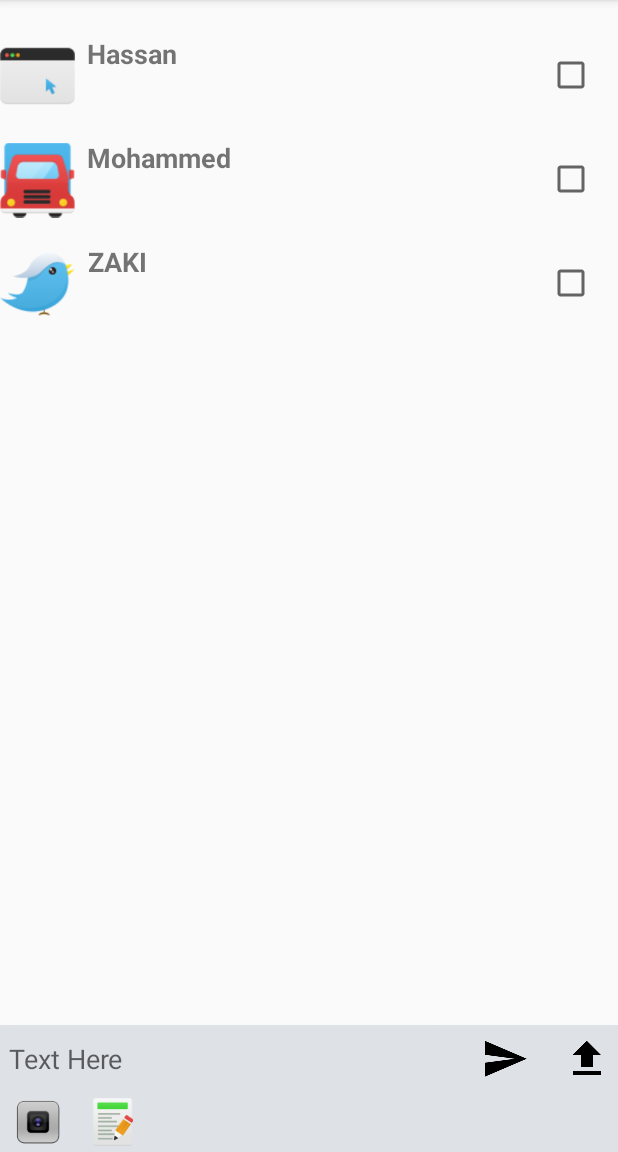
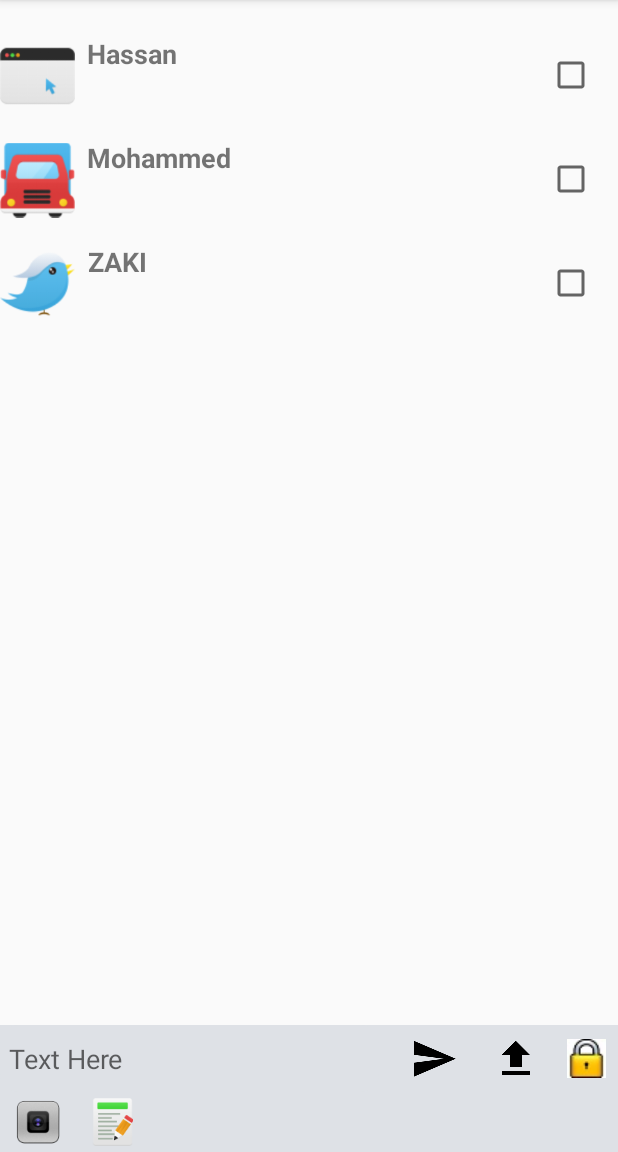
Before and after one commit to abdrn1/ClassRoomTeacher, an Android app: the fragment ActiveUsersFragment placed in its activity, on a phone screen of 412 x 824 dp, the part 84-1236 px from its top. Run offline under Robolectric (Android 15) with nearby library versions, the phone set to English and light mode, and no system bars; 1 statement that could not run was skipped.

Commit message:
Lock functionality added. Click lock icon to lock. Click lock icon again to unlock

```diff
--- a/app/src/main/java/com/abd/classroom1/MainActivity.java
+++ b/app/src/main/java/com/abd/classroom1/MainActivity.java
@@ -157,6 +157,8 @@ public class MainActivity extends AppCompatActivity
         kryo.register(TextMeesage.class);
         kryo.register(SimpleTextMessage.class);
         kryo.register(FileChunkMessageV2.class);
+        kryo.register(LockMessage.class);
+
     }
 
     public boolean openConnection() throws Exception {
--- a/app/src/main/java/com/abd/classroom1/SendUtil.java
+++ b/app/src/main/java/com/abd/classroom1/SendUtil.java
@@ -30,4 +30,5 @@ public class SendUtil {
         Log.d("INFO", "Start Thread");
     }
 
+
 }
--- a/app/src/main/res/layout/fragment_active_users.xml
+++ b/app/src/main/res/layout/fragment_active_users.xml
@@ -65,7 +65,17 @@
             android:textColor="@color/white"
              />
 
-
+        <ImageButton
+            android:id="@+id/btnLock"
+            android:layout_width="42dp"
+            android:layout_height="fill_parent"
+            android:layout_gravity="right"
+            android:layout_marginLeft="5dp"
+            android:layout_marginStart="5dp"
+            android:background="@drawable/circle_shape"
+            android:src="@drawable/lock"
+            android:textColor="@color/white"
+            />
     </LinearLayout>
 
     <LinearLayout
```
Also changed, not shown: app/src/main/java/com/abd/classroom1/ActiveUsersFragment.java (+26 -1 lines), app/src/main/java/com/abd/classroom1/LockMessage.java (added, +45 -0 lines), app/src/main/res/drawable/lock.jpg (added), 1 other file.
